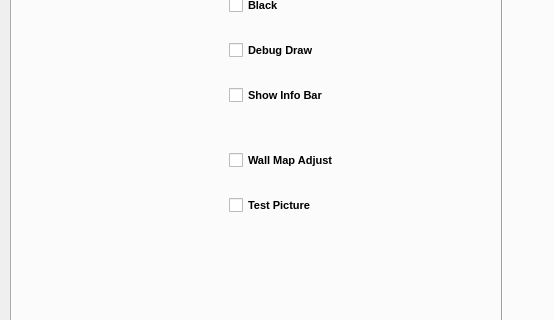
Before: the Qt Designer form apps/mydev/win_Qt/src/Qt/pictoController.ui in hiroMTB/picto, drawn with Qt 5; both pictures show x 0 to 554 and y 200 to 520 of the 1280 by 720 pixel window.
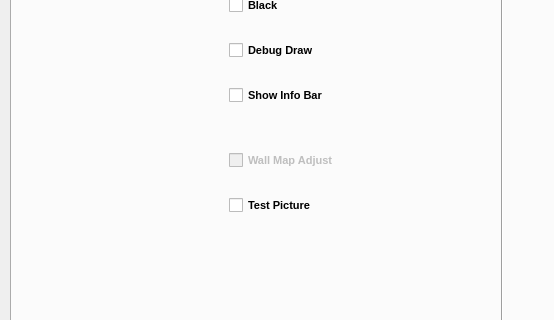
After: the same form once the commit is applied. The open tabs and pages were chosen to show the change.

Patch:
```diff
--- a/apps/mydev/win_Qt/src/Qt/pictoController.ui
+++ b/apps/mydev/win_Qt/src/Qt/pictoController.ui
@@ -1075,6 +1075,9 @@
        </item>
        <item row="12" column="1">
         <widget class="QCheckBox" name="WallMapAdjust_check">
+         <property name="enabled">
+          <bool>false</bool>
+         </property>
          <property name="font">
           <font>
            <pointsize>8</pointsize>
@@ -1296,7 +1299,7 @@
        <enum>Qt::Vertical</enum>
       </property>
      </widget>
-     <widget class="QWidget" name="">
+     <widget class="QWidget" name="layoutWidget">
       <property name="geometry">
        <rect>
         <x>600</x>
```
Left out of the diff: 4 changed lines with no effect on the pictures.
